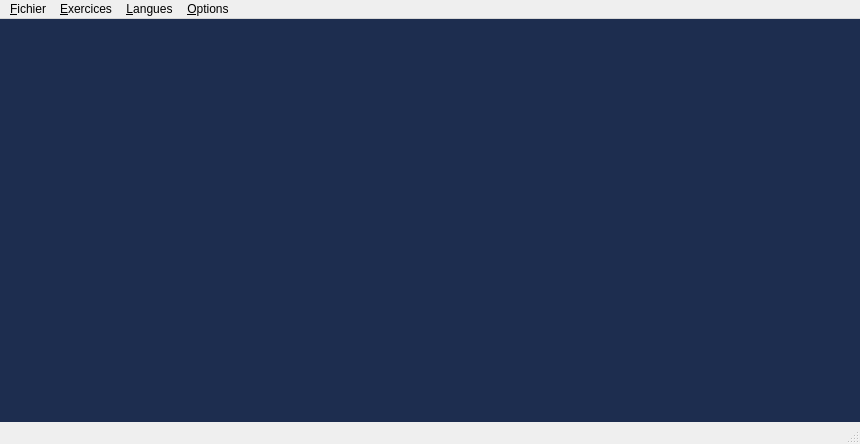
Before: the Qt Designer form mainwindow.ui in Txikilinux/leterrier-mulot, drawn with Qt 5.
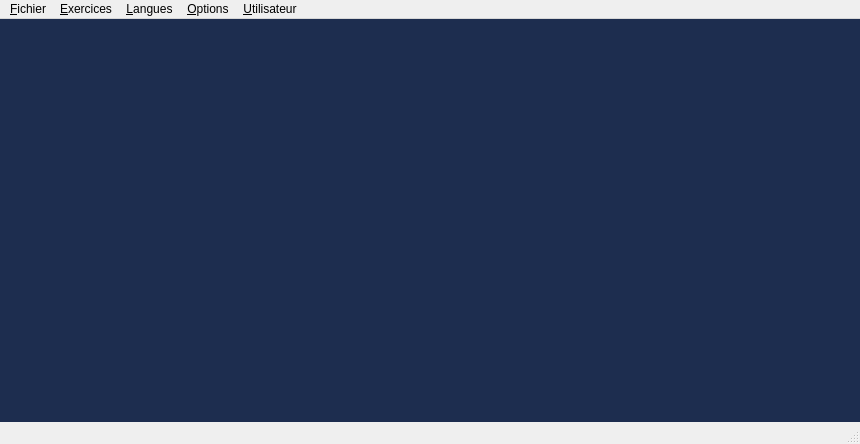
After: the same form once the commit is applied.

Commit message: ajout du menu utilisateur

Diff of the .ui file:
```diff
--- a/mainwindow.ui
+++ b/mainwindow.ui
@@ -76,10 +76,18 @@
     </property>
     <addaction name="actionMode_D_mo"/>
    </widget>
+   <widget class="QMenu" name="menu_Utilisateur">
+    <property name="title">
+     <string>&amp;Utilisateur</string>
+    </property>
+    <addaction name="action_Journal_de_mes_activit_s"/>
+    <addaction name="action_Changer_d_utilisateur"/>
+   </widget>
    <addaction name="menu_Fichier"/>
    <addaction name="menuExercice"/>
    <addaction name="menuLangues"/>
    <addaction name="menuOptions"/>
+   <addaction name="menu_Utilisateur"/>
   </widget>
   <action name="action_Quitter">
    <property name="text">
```
Left out of the diff: 10 changed lines with no effect on the pictures. The commit also changes 2 other files.
